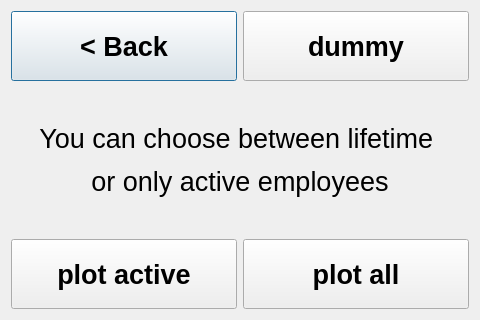
Old version of the form ui_elements/plotdialog.ui in the repository AndreWohnsland/Coffeetracker.
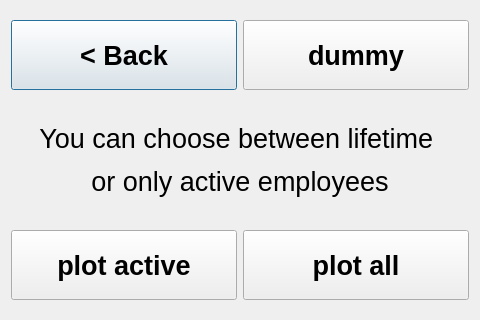
New version of the form.

The edit to the form file:
```diff
--- a/ui_elements/plotdialog.ui
+++ b/ui_elements/plotdialog.ui
@@ -205,6 +205,18 @@
    </item>
    <item>
     <widget class="QLabel" name="L_text">
+     <property name="minimumSize">
+      <size>
+       <width>0</width>
+       <height>110</height>
+      </size>
+     </property>
+     <property name="maximumSize">
+      <size>
+       <width>16777215</width>
+       <height>110</height>
+      </size>
+     </property>
      <property name="font">
       <font>
        <pointsize>20</pointsize>
```
